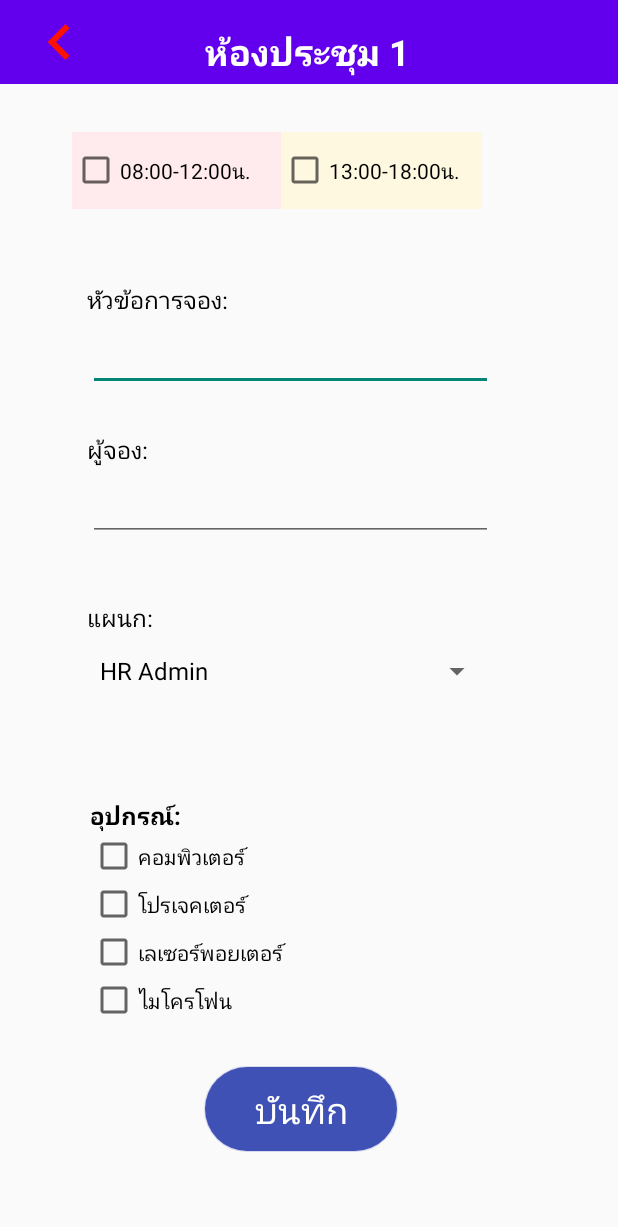
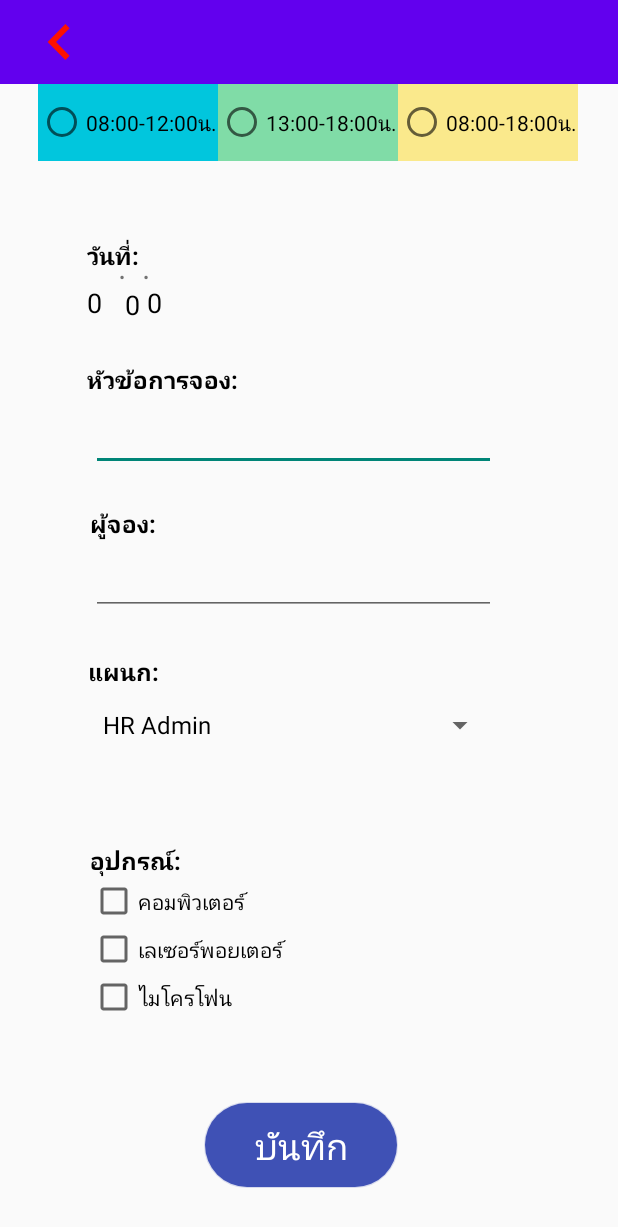
Before and after one commit to DigitalBusinessContinue/booking_meeting_room, an Android app: the Data1 screen opened directly, with no data from a screen before it, on a phone screen of 412 x 824 dp. Shown: the top 1227 px of the screen. Run offline under Robolectric (Android 15) with nearby library versions, the phone set to English and light mode, and no system bars; our stand-ins replace Firebase (no records; nobody signed in at launch, a user with empty details on screens opened directly).

Commit message:
Save(room time date month year head person spiner item)

```diff
--- a/app/build.gradle
+++ b/app/build.gradle
@@ -44,7 +44,7 @@ dependencies {
     implementation 'androidx.constraintlayout:constraintlayout:2.1.3'
     implementation 'androidx.lifecycle:lifecycle-livedata-ktx:2.4.1'
     implementation 'androidx.lifecycle:lifecycle-viewmodel-ktx:2.4.1'
-    implementation 'com.google.firebase:firebase-database:20.0.4'
+    implementation 'com.google.firebase:firebase-database:20.1.0'
     implementation 'com.google.firebase:firebase-auth-ktx:21.1.0'
     implementation platform('com.google.firebase:firebase-bom:31.2.0')
     testImplementation 'junit:junit:4.13.2'
--- a/app/src/main/java/com/example/myk/Data1.kt
+++ b/app/src/main/java/com/example/myk/Data1.kt
@@ -1,7 +1,6 @@
 package com.example.myk
 
 import android.annotation.SuppressLint
-import android.content.Context
 import android.content.Intent
 import androidx.appcompat.app.AppCompatActivity
 import android.os.Bundle
@@ -9,43 +8,133 @@ import android.view.View
 import android.widget.AdapterView
 import android.widget.ArrayAdapter
 import android.widget.Button
-import android.widget.ImageView
+import android.widget.RadioButton
+import android.widget.RadioGroup
 import android.widget.Spinner
 import android.widget.TextView
 import android.widget.Toast
-import com.example.myk.databinding.ActivityMainBinding
+import com.example.myk.databinding.ActivityData1Binding
 import com.google.firebase.database.DatabaseReference
 import com.google.firebase.database.FirebaseDatabase
-import org.w3c.dom.Text
 
 class Data1 : AppCompatActivity() {
 
-//    private lateinit var binding : ActivityMainBinding
-//    private lateinit var database : DatabaseReference
+    private lateinit var binding: ActivityData1Binding
+    private lateinit var database: DatabaseReference
+    var radioGroup2: RadioGroup? = null
+    lateinit var radioButton: RadioButton
+    private lateinit var button: Button
+        private var roomtv: TextView? = null
 
+    @SuppressLint("MissingInflatedId", "CutPasteId")
     override fun onCreate(savedInstanceState: Bundle?) {
         super.onCreate(savedInstanceState)
-//        binding = ActivityMainBinding.inflate(layoutInflater)
-  //      setContentView(binding.root)
-//
-//        val nameemployee = binding.editTextTextMultiLine.text.toString()
-//        val codeId = binding.editTextTextPersonName2.text.toString()
-//
-//        database = FirebaseDatabase.getInstance().getReference("User")
-//        val User = User(nameemployee,codeId)
-//        database.child(nameemployee).setValue(User).addOnSuccessListener {
-//
-//            binding.editTextTextMultiLine.text.clear()
-//            binding.editTextTextPersonName2.text.clear()
-//
-//            Toast.makeText(this,"Successfully Saved",Toast.LENGTH_SHORT).show()
-//        }.addOnFailureListener{
-//
-//            Toast.makeText(this,"Files",Toast.LENGTH_SHORT).show()
-//        }
+        binding = ActivityData1Binding.inflate(layoutInflater)
+       setContentView(binding.root)
+
+        val getResultIntent = intent.getIntExtra("Day",0)
+        binding.dddtv.text = "$getResultIntent"
+
+        val getResultIntent1 = intent.getIntExtra("Moth",0)
+        binding.mmmtv.text = "$getResultIntent1"
+
+        val getResultIntent2 = intent.getIntExtra("Year",0)
+        binding.yyytv.text = "$getResultIntent2"
+
+        roomtv = findViewById<TextView>(R.id.roomtextView)
+
+        var intent = intent
+        roomtv!!.text = intent.getStringExtra("room")
+
+        binding.button2.setOnClickListener {
+
+            var totalAmount: Int = 0
+            var result = StringBuilder()
+
+            if (binding.checkBox1.isChecked){
+                result.append("\nคอมพิวเตอร์")
+                totalAmount+=1
+            }
+            if (binding.checkBox2.isChecked){
+                result.append("\nเลเซอร์พอยเตอร์")
+                totalAmount+=1
+            }
+            if (binding.checkBox3.isChecked){
+                result.append("\nไมโครโฟน")
+                totalAmount+=1
+            }
+
+            result.append("\n")
+            Toast.makeText(applicationContext,result.toString(), Toast.LENGTH_SHORT).show()
+        }
+
+        radioGroup2 = findViewById(R.id.radioGroup2)
+        button = findViewById(R.id.button2)
+
+        button.setOnClickListener {
+            val selectedOption: Int = radioGroup2!!.checkedRadioButtonId
+            radioButton = findViewById(selectedOption)
+            Toast.makeText(baseContext,radioButton.text,Toast.LENGTH_SHORT).show()
+        }
 
 
-        setContentView(R.layout.activity_data1)
+
+        binding.button2.setOnClickListener {
+
+            val selectedOption: Int = radioGroup2!!.checkedRadioButtonId
+            radioButton = findViewById(selectedOption)
+
+
+            var totalAmount: Int = 0
+            var result = StringBuilder()
+
+            if (binding.checkBox1.isChecked){
+                result.append("\nคอมพิวเตอร์")
+                totalAmount+=1
+            }
+            if (binding.checkBox2.isChecked){
+                result.append("\nเลเซอร์พอยเตอร์")
+                totalAmount+=1
+            }
+            if (binding.checkBox3.isChecked){
+                result.append("\nไมโครโฟน")
+                totalAmount+=1
+            }
+
+            result.append("\n")
+
+            val players = arrayOf("HR Admin","Engineering","QA QC","Production","IT","Marketing","Factory Support","Project","Welding","Accounting","Construction")
+            val spinner = findViewById<Spinner>(R.id.spinner1)
+            val arrayAdapter = ArrayAdapter<String>(this,android.R.layout.simple_spinner_dropdown_item,players)
+            spinner.adapter = arrayAdapter
+
+
+            val room = binding.roomtextView.text.toString()
+            val gt = radioButton.text.toString()
+            val ddd = binding.dddtv.text.toString()
+            val mmm = binding.mmmtv.text.toString()
+            val yyy = binding.yyytv.text.toString()
+            val head = binding.editTextTextMultiLine.text.toString()
+            val person = binding.editTextTextPersonName2.text.toString()
+            val dpm = spinner.selectedItem.toString()
+            val gi = result.toString()
+            database = FirebaseDatabase.getInstance().getReference("Booking")
+            val Save = Save(room,gt,ddd,mmm,yyy,head,person,dpm,gi)
+
+            database.child(room).setValue(Save).addOnSuccessListener {
+
+                binding.editTextTextMultiLine.text.clear()
+                binding.editTextTextPersonName2.text.clear()
+
+
+
+
+                Toast.makeText(this,"Saved",Toast.LENGTH_SHORT).show()
+
+            }
+        }
+
+
 
         val players = arrayOf("HR Admin","Engineering","QA QC","Production","IT","Marketing","Factory Support","Project","Welding","Accounting","Construction")
         val spinner = findViewById<Spinner>(R.id.spinner1)
@@ -71,10 +160,10 @@ class Data1 : AppCompatActivity() {
         val intent = Intent(this, list::class.java)
         startActivity(intent)
     }
-        val secondActbutton2 = findViewById<Button>(R.id.button2)
-        secondActbutton2.setOnClickListener {
-            val intent = Intent(this, History::class.java)
-            startActivity(intent)
-        }
+//        val secondActbutton2 = findViewById<Button>(R.id.button2)
+//        secondActbutton2.setOnClickListener {
+//            val intent = Intent(this, History::class.java)
+//            startActivity(intent)
+//        }
     }
 }
--- a/app/src/main/java/com/example/myk/User.kt
+++ /dev/null
@@ -1,3 +0,0 @@
-package com.example.myk
-
-data class User(val nameemployee: String? = null,val codeID: String? = null){}
--- /dev/null
+++ b/app/src/main/java/com/example/myk/back/section.kt
@@ -0,0 +1,6 @@
+package com.example.myk.back
+import java.io.Serializable
+
+data class section(var roomm : String){
+
+}
--- a/app/src/main/res/layout/activity_data1.xml
+++ b/app/src/main/res/layout/activity_data1.xml
@@ -30,7 +30,7 @@
         app:layout_constraintHorizontal_bias="0.482"
         app:layout_constraintStart_toStartOf="parent"
         app:layout_constraintTop_toTopOf="parent"
-        app:layout_constraintVertical_bias="0.927" />
+        app:layout_constraintVertical_bias="0.958" />
 
     <Button
         android:id="@+id/button5"
@@ -45,19 +45,78 @@
         app:layout_constraintTop_toTopOf="parent" />
 
     <TextView
-        android:id="@+id/textView"
+        android:id="@+id/roomtextView"
         android:layout_width="wrap_content"
         android:layout_height="wrap_content"
-        android:text="ห้องประชุม 1"
+        android:text="ห้องประชุม"
         android:textColor="#FFFFFF"
         android:textSize="24sp"
         android:textStyle="bold"
         app:layout_constraintBottom_toTopOf="@+id/button2"
         app:layout_constraintEnd_toEndOf="parent"
-        app:layout_constraintHorizontal_bias="0.496"
         app:layout_constraintStart_toStartOf="parent"
         app:layout_constraintTop_toTopOf="parent"
-        app:layout_constraintVertical_bias="0.025" />
+        app:layout_constraintVertical_bias="0.026" />
+
+    <Spinner
+        android:id="@+id/spinner1"
+        android:layout_width="270dp"
+        android:layout_height="50dp"
+        android:layout_alignParentEnd="true"
+        app:layout_constraintBottom_toBottomOf="parent"
+        app:layout_constraintEnd_toEndOf="parent"
+        app:layout_constraintHorizontal_bias="0.425"
+        app:layout_constraintStart_toStartOf="parent"
+        app:layout_constraintTop_toBottomOf="@+id/textView9"
+        app:layout_constraintVertical_bias="0.0" />
+
+    <TextView
+        android:id="@+id/textView9"
+        android:layout_width="wrap_content"
+        android:layout_height="wrap_content"
+        android:scrollbarSize="14dp"
+        android:text="แผนก:"
+        android:textColor="#000000"
+        android:textSize="16sp"
+        android:textStyle="bold"
+        app:layout_constraintBottom_toBottomOf="parent"
+        app:layout_constraintEnd_toEndOf="parent"
+        app:layout_constraintHorizontal_bias="0.161"
+        app:layout_constraintStart_toStartOf="parent"
+        app:layout_constraintTop_toTopOf="parent"
+        app:layout_constraintVertical_bias="0.544" />
+
+    <TextView
+        android:id="@+id/textView8"
+        android:layout_width="wrap_content"
+        android:layout_height="wrap_content"
+        android:scrollbarSize="14dp"
+        android:text="ผู้จอง:"
+        android:textColor="#000000"
+        android:textSize="16sp"
+        android:textStyle="bold"
+        app:layout_constraintBottom_toBottomOf="parent"
+        app:layout_constraintEnd_toEndOf="parent"
+        app:layout_constraintHorizontal_bias="0.163"
+        app:layout_constraintStart_toStartOf="parent"
+        app:layout_constraintTop_toTopOf="parent"
+        app:layout_constraintVertical_bias="0.421" />
+
+    <TextView
+        android:id="@+id/textView7"
+        android:layout_width="wrap_content"
+        android:layout_height="wrap_content"
+        android:scrollbarSize="14dp"
+        android:text="หัวข้อการจอง:"
+        android:textColor="#000000"
+        android:textSize="16sp"
+        android:textStyle="bold"
+        app:layout_constraintBottom_toBottomOf="parent"
+        app:layout_constraintEnd_toEndOf="parent"
+        app:layout_constraintHorizontal_bias="0.186"
+        app:layout_constraintStart_toStartOf="parent"
+        app:layout_constraintTop_toTopOf="parent"
+        app:layout_constraintVertical_bias="0.301" />
 
     <EditText
         android:id="@+id/editTextTextMultiLine"
@@ -68,55 +127,10 @@
         android:inputType="textMultiLine"
         app:layout_constraintBottom_toBottomOf="parent"
         app:layout_constraintEnd_toEndOf="parent"
-        app:layout_constraintHorizontal_bias="0.411"
+        app:layout_constraintHorizontal_bias="0.425"
         app:layout_constraintStart_toStartOf="parent"
         app:layout_constraintTop_toBottomOf="@+id/textView7"
         app:layout_constraintVertical_bias="0.0" />
-
-    <TextView
-        android:id="@+id/textView7"
-        android:layout_width="wrap_content"
-        android:layout_height="wrap_content"
-        android:scrollbarSize="14dp"
-        android:text="หัวข้อการจอง:"
-        android:textColor="#000000"
-        android:textSize="16sp"
-        app:layout_constraintBottom_toBottomOf="parent"
-        app:layout_constraintEnd_toEndOf="parent"
-        app:layout_constraintHorizontal_bias="0.182"
-        app:layout_constraintStart_toStartOf="parent"
-        app:layout_constraintTop_toTopOf="parent"
-        app:layout_constraintVertical_bias="0.235" />
-
-    <TextView
-        android:id="@+id/textView8"
-        android:layout_width="wrap_content"
-        android:layout_height="wrap_content"
-        android:scrollbarSize="14dp"
-        android:text="ผู้จอง:"
-        android:textColor="#000000"
-        android:textSize="16sp"
-        app:layout_constraintBottom_toBottomOf="parent"
-        app:layout_constraintEnd_toEndOf="parent"
-        app:layout_constraintHorizontal_bias="0.156"
-        app:layout_constraintStart_toStartOf="parent"
-        app:layout_constraintTop_toTopOf="parent"
-        app:layout_constraintVertical_bias="0.359" />
-
-    <TextView
-        android:id="@+id/textView9"
-        android:layout_width="wrap_content"
-        android:layout_height="wrap_content"
-        android:scrollbarSize="14dp"
-        android:text="แผนก:"
-        android:textColor="#000000"
-        android:textSize="16sp"
-        app:layout_constraintBottom_toBottomOf="parent"
-        app:layout_constraintEnd_toEndOf="parent"
-        app:layout_constraintHorizontal_bias="0.157"
-        app:layout_constraintStart_toStartOf="parent"
-        app:layout_constraintTop_toTopOf="parent"
-        app:layout_constraintVertical_bias="0.499" />
 
     <EditText
         android:id="@+id/editTextTextPersonName2"
@@ -127,21 +141,9 @@
         android:text=""
         app:layout_constraintBottom_toBottomOf="parent"
         app:layout_constraintEnd_toEndOf="parent"
-        app:layout_constraintHorizontal_bias="0.411"
+        app:layout_constraintHorizontal_bias="0.425"
         app:layout_constraintStart_toStartOf="parent"
         app:layout_constraintTop_toBottomOf="@+id/textView8"
-        app:layout_constraintVertical_bias="0.0" />
-
-    <Spinner
-        android:id="@+id/spinner1"
-        android:layout_width="270dp"
-        android:layout_height="50dp"
-        android:layout_alignParentEnd="true"
-        app:layout_constraintBottom_toBottomOf="parent"
-        app:layout_constraintEnd_toEndOf="parent"
-        app:layout_constraintHorizontal_bias="0.411"
-        app:layout_constraintStart_toStartOf="parent"
-        app:layout_constraintTop_toBottomOf="@+id/textView9"
         app:layout_constraintVertical_bias="0.0" />
 
     <RadioGroup
@@ -155,28 +157,23 @@
         app:layout_constraintHorizontal_bias="0.447"
         app:layout_constraintStart_toStartOf="parent"
         app:layout_constraintTop_toTopOf="parent"
-        app:layout_constraintVertical_bias="0.955">
+        app:layout_constraintVertical_bias="0.967">
 
         <CheckBox
-            android:id="@+id/checkBox"
+            android:id="@+id/checkBox1"
             android:layout_width="match_parent"
             android:layout_height="wrap_content"
             android:text="คอมพิวเตอร์" />
+
 
         <CheckBox
             android:id="@+id/checkBox2"
             android:layout_width="match_parent"
             android:layout_height="wrap_content"
-            android:text="โปรเจคเตอร์" />
+            android:text="เลเซอร์พอยเตอร์" />
 
         <CheckBox
             android:id="@+id/checkBox3"
-            android:layout_width="match_parent"
-            android:layout_height="wrap_content"
-            android:text="เลเซอร์พอยเตอร์" />
-
-        <CheckBox
-            android:id="@+id/checkBox4"
             android:layout_width="match_parent"
             android:layout_height="wrap_content"
             android:text="ไมโครโฟน" />
@@ -197,28 +194,107 @@
         app:layout_constraintTop_toBottomOf="@+id/spinner1"
         app:layout_constraintVertical_bias="1.0" />
 
-    <CheckBox
-        android:id="@+id/checkBox5"
-        android:layout_width="139dp"
-        android:layout_height="51dp"
-        android:layout_marginStart="48dp"
-        android:layout_marginTop="32dp"
-        android:background="#FFEBEE"
-        android:text="08:00-12:00น."
+    <TextView
+        android:id="@+id/textView2"
+        android:layout_width="wrap_content"
+        android:layout_height="wrap_content"
+        android:text="วันที่:"
+        android:textColor="#000000"
+        android:textSize="16sp"
+        android:textStyle="bold"
+        app:layout_constraintBottom_toTopOf="@+id/textView7"
+        app:layout_constraintEnd_toEndOf="parent"
+        app:layout_constraintHorizontal_bias="0.154"
         app:layout_constraintStart_toStartOf="parent"
-        app:layout_constraintTop_toBottomOf="@+id/materialToolbar" />
+        app:layout_constraintTop_toTopOf="@+id/materialToolbar"
+        app:layout_constraintVertical_bias="0.727" />
 
-    <CheckBox
-        android:id="@+id/checkBox6"
-        android:layout_width="134dp"
-        android:layout_height="51dp"
-        android:layout_marginTop="32dp"
-        android:background="#FFF8E1"
-        android:text="13:00-18:00น."
+    <TextView
+        android:id="@+id/dddtv"
+        android:layout_width="20dp"
+        android:layout_height="40dp"
+        android:layout_marginTop="8dp"
+        android:text="วันที่จอง"
+        android:textColor="#000000"
+        android:textSize="18dp"
+        app:layout_constraintEnd_toEndOf="parent"
+        app:layout_constraintHorizontal_bias="0.148"
+        app:layout_constraintStart_toStartOf="parent"
+        app:layout_constraintTop_toBottomOf="@+id/textView2" />
+
+    <TextView
+        android:id="@+id/mmmtv"
+        android:layout_width="20dp"
+        android:layout_height="40dp"
+        android:layout_marginTop="9dp"
+        android:text="เดือนที่จอง"
+        android:textAlignment="center"
+        android:textColor="#000000"
+        android:textSize="18dp"
         app:layout_constraintEnd_toEndOf="parent"
         app:layout_constraintHorizontal_bias="0.0"
-        app:layout_constraintStart_toEndOf="@+id/checkBox5"
-        app:layout_constraintTop_toBottomOf="@+id/materialToolbar" />
+        app:layout_constraintStart_toEndOf="@+id/dddtv"
+        app:layout_constraintTop_toBottomOf="@+id/textView2" />
+
+    <TextView
+        android:id="@+id/yyytv"
+        android:layout_width="60dp"
+        android:layout_height="40dp"
+        android:layout_marginTop="8dp"
+        android:text="ปีที่จอง"
+        android:textColor="#000000"
+        android:textSize="18dp"
+        app:layout_constraintEnd_toEndOf="parent"
+        app:layout_constraintHorizontal_bias="0.0"
+        app:layout_constraintStart_toEndOf="@+id/mmmtv"
+        app:layout_constraintTop_toBottomOf="@+id/textView2" />
+
+
+    <TextView
+        android:id="@+id/textView15"
+        android:layout_width="wrap_content"
+        android:layout_height="wrap_content"
+        android:layout_marginStart="3dp"
+        android:layout_marginTop="50dp"
+        android:text=".  ."
+        android:textSize="21sp"
+        app:layout_constraintEnd_toEndOf="parent"
+        app:layout_constraintHorizontal_bias="0.194"
+        app:layout_constraintStart_toStartOf="parent"
+        app:layout_constraintTop_toBottomOf="@+id/radioGroup2" />
+
+    <RadioGroup
+
+        android:id="@+id/radioGroup2"
+        android:layout_width="362dp"
+        android:layout_height="57dp"
+        android:orientation="horizontal"
+        app:layout_constraintEnd_toEndOf="parent"
+        app:layout_constraintStart_toStartOf="parent"
+        app:layout_constraintTop_toBottomOf="@+id/materialToolbar">
+
+        <RadioButton
+            android:id="@+id/radioButton"
+            android:layout_width="120dp"
+            android:layout_height="51dp"
+            android:background="#01C6DD"
+            android:text="08:00-12:00น." />
+
+        <RadioButton
+            android:id="@+id/radioButton2"
+            android:layout_width="120dp"
+            android:layout_height="51dp"
+            android:background="#80DCA7"
+            android:text="13:00-18:00น." />
+
+        <RadioButton
+            android:id="@+id/radioButton3"
+            android:layout_width="120sp"
+            android:layout_height="51dp"
+            android:background="#FAE98C"
+            android:text="08:00-18:00น." />
+    </RadioGroup>
+
 
 
 </androidx.constraintlayout.widget.ConstraintLayout>
```
Also changed, not shown: app/src/main/java/com/example/myk/Room.kt (+46 -46 lines), app/src/main/java/com/example/myk/list.kt (+25 -4 lines), app/src/main/res/layout/activity_list.xml (+33 -13 lines), app/src/main/res/values/strings.xml (+7 -0 lines).
